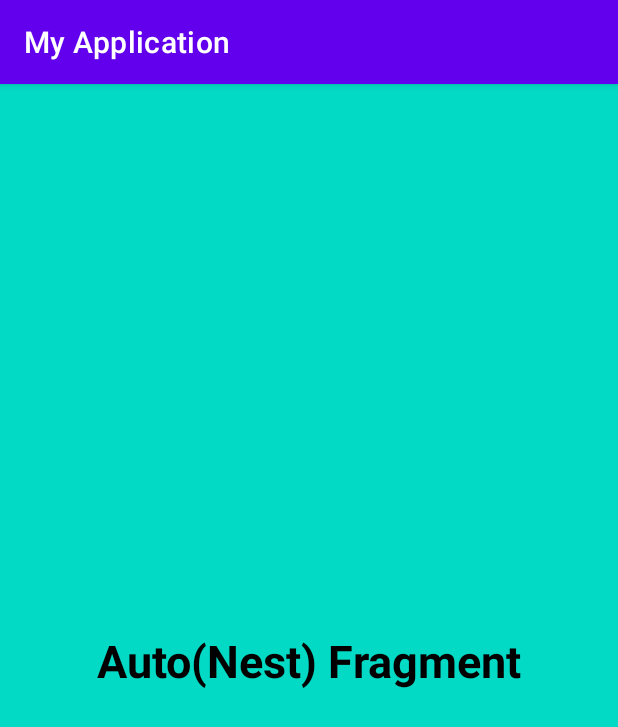
After one commit to SidhantHanwate/Android-App-Team-2-SE, an Android app: the fragment AutoFragment shown on its own in the app's theme, on a phone screen of 412 x 824 dp. The commit adds this screen. Shown: the top 727 px of the screen. Run offline under Robolectric (Android 15) with nearby library versions, the phone set to English and light mode, and no system bars.

Commit message:
"Added fragments for respective functionalities"

```diff
--- /dev/null
+++ b/app/src/main/java/com/example/myapplication/AutoFragment.java
@@ -0,0 +1,15 @@
+package com.example.myapplication;
+
+import android.os.Bundle;
+import android.view.LayoutInflater;
+import android.view.View;
+import android.view.ViewGroup;
+
+import androidx.fragment.app.Fragment;
+
+public class AutoFragment extends Fragment {
+    @Override
+    public View onCreateView(LayoutInflater inflater, ViewGroup container, Bundle savedInstanceState) {
+        return inflater.inflate(R.layout.fragment_auto, container, false);
+    }
+}
--- /dev/null
+++ b/app/src/main/res/drawable/ic_action.xml
@@ -0,0 +1,5 @@
+<vector android:height="24dp" android:tint="#FFFFFF"
+    android:viewportHeight="24" android:viewportWidth="24"
+    android:width="24dp" xmlns:android="http://schemas.android.com/apk/res/android">
+    <path android:fillColor="@android:color/white" android:pathData="M20.5,11H19V7c0,-1.1 -0.9,-2 -2,-2h-4V3.5C13,2.12 11.88,1 10.5,1S8,2.12 8,3.5V5H4c-1.1,0 -1.99,0.9 -1.99,2v3.8H3.5c1.49,0 2.7,1.21 2.7,2.7s-1.21,2.7 -2.7,2.7H2V20c0,1.1 0.9,2 2,2h3.8v-1.5c0,-1.49 1.21,-2.7 2.7,-2.7 1.49,0 2.7,1.21 2.7,2.7V22H17c1.1,0 2,-0.9 2,-2v-4h1.5c1.38,0 2.5,-1.12 2.5,-2.5S21.88,11 20.5,11z"/>
+</vector>
--- /dev/null
+++ b/app/src/main/res/drawable/ic_solar.xml
@@ -0,0 +1,5 @@
+<vector android:height="24dp" android:tint="#FFFFFF"
+    android:viewportHeight="24" android:viewportWidth="24"
+    android:width="24dp" xmlns:android="http://schemas.android.com/apk/res/android">
+    <path android:fillColor="@android:color/white" android:pathData="M6.76,4.84l-1.8,-1.79 -1.41,1.41 1.79,1.79 1.42,-1.41zM4,10.5L1,10.5v2h3v-2zM13,0.55h-2L11,3.5h2L13,0.55zM20.45,4.46l-1.41,-1.41 -1.79,1.79 1.41,1.41 1.79,-1.79zM17.24,18.16l1.79,1.8 1.41,-1.41 -1.8,-1.79 -1.4,1.4zM20,10.5v2h3v-2h-3zM12,5.5c-3.31,0 -6,2.69 -6,6s2.69,6 6,6 6,-2.69 6,-6 -2.69,-6 -6,-6zM11,22.45h2L13,19.5h-2v2.95zM3.55,18.54l1.41,1.41 1.79,-1.8 -1.41,-1.41 -1.79,1.8z"/>
+</vector>
--- /dev/null
+++ b/app/src/main/res/layout/fragment_auto.xml
@@ -0,0 +1,23 @@
+<?xml version="1.0" encoding="utf-8"?>
+<androidx.constraintlayout.widget.ConstraintLayout
+    xmlns:android="http://schemas.android.com/apk/res/android"
+    xmlns:tools="http://schemas.android.com/tools"
+    android:layout_width="match_parent"
+    android:layout_height="match_parent"
+    xmlns:app="http://schemas.android.com/apk/res-auto"
+    tools:context=".HomeFragment"
+    android:background="@color/teal_200">
+
+    <TextView
+        android:layout_width="wrap_content"
+        android:layout_height="wrap_content"
+        android:text="Auto(Nest) Fragment"
+        android:textSize="30sp"
+        android:textColor="@color/black"
+        android:textStyle="bold"
+        app:layout_constraintTop_toTopOf="parent"
+        app:layout_constraintStart_toStartOf="parent"
+        app:layout_constraintBottom_toBottomOf="parent"
+        app:layout_constraintEnd_toEndOf="parent"
+        />
+</androidx.constraintlayout.widget.ConstraintLayout>
```
Also changed, not shown: app/src/main/java/com/example/myapplication/ActionFragment.java (added, +15 -0 lines), app/src/main/java/com/example/myapplication/ConsumeFragment.java (added, +15 -0 lines), app/src/main/java/com/example/myapplication/MainActivity.java (+15 -9 lines), app/src/main/java/com/example/myapplication/SolarFragment.java (added, +15 -0 lines), app/src/main/res/drawable/ic_auto.xml (added, +10 -0 lines), app/src/main/res/drawable/ic_consume.xml (added, +8 -0 lines), app/src/main/res/layout/fragment_action.xml (added, +23 -0 lines), app/src/main/res/layout/fragment_consume.xml (added, +23 -0 lines), app/src/main/res/layout/fragment_solar.xml (added, +23 -0 lines).
